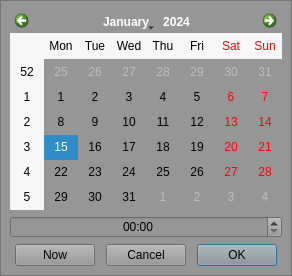
Before: the Qt Designer form widget/editor/qwmdatetimeeditor.ui in alleindrach/QWellMan, drawn with Qt 5.
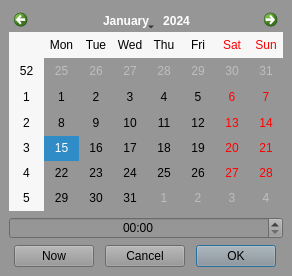
After: the same form once the commit is applied.

The edit to the form file:
```diff
--- a/widget/editor/qwmdatetimeeditor.ui
+++ b/widget/editor/qwmdatetimeeditor.ui
@@ -38,13 +38,13 @@
       <string notr="true">background-color: rgb(150,150,150);</string>
      </property>
      <property name="frameShape">
-      <enum>QFrame::StyledPanel</enum>
+      <enum>QFrame::NoFrame</enum>
      </property>
      <property name="frameShadow">
-      <enum>QFrame::Raised</enum>
+      <enum>QFrame::Plain</enum>
      </property>
      <property name="lineWidth">
-      <number>2</number>
+      <number>0</number>
      </property>
      <layout class="QVBoxLayout" name="verticalLayout">
       <item>
```
